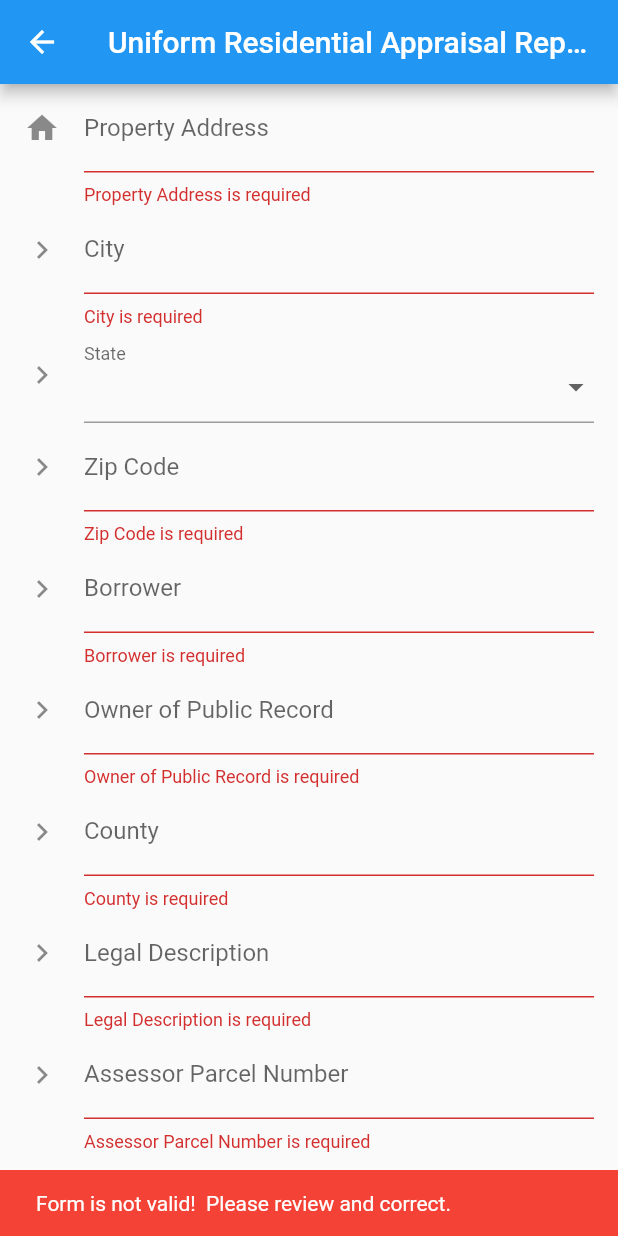
After one commit to adrianriveraz/Appraisal, a Flutter app: the ViewList screen opened by its route, after a tap on "Submit", on a phone screen of 412 x 824 dp. The commit adds this screen. Run offline on Flutter 3.47's test engine with Material 2 defaults, Android fonts, the phone set to English and light mode, and no system bars; our stand-ins replace firebase_auth, image_picker, video_player; accounts and stored records are empty.

Commit message:
Add routing for new listview page

```diff
--- a/appraisal_project/lib/routes.dart
+++ b/appraisal_project/lib/routes.dart
@@ -5,44 +5,48 @@ import 'package:appraisal_project/screens/home/home.dart';
 import 'package:appraisal_project/screens/login/login.dart';
 import 'package:appraisal_project/auth.dart';
 import 'package:appraisal_project/screens/captureMedia.dart';
+import 'package:appraisal_project/screens/viewList.dart';
 
 //generate routes for navagation
-class RouteGenerator{
-  static Route<dynamic> generateRoute(RouteSettings settings){
+class RouteGenerator {
+  static Route<dynamic> generateRoute(RouteSettings settings) {
     //get passed in arguments
     //final args = settings.arguments;
 
-    switch(settings.name){
+    switch (settings.name) {
       case '/': //login page
         return MaterialPageRoute(builder: (_) => RootPage(auth: new Auth()));
-        //return MaterialPageRoute(builder: (_) => RootPage(auth: ,));
+      //return MaterialPageRoute(builder: (_) => RootPage(auth: ,));
 
       case '/home': //home page
         return MaterialPageRoute(builder: (_) => Home());
 
       case '/appForm': //form page
-      //add type validation later
+        //add type validation later
         return MaterialPageRoute(builder: (_) => AppForm());
 
       case '/mediaCapture': //form page
         //add type validation later
         return MaterialPageRoute(builder: (_) => CaptureMedia());
 
+      case '/vieweditforms': //form page
+        //add type validation later
+        return MaterialPageRoute(builder: (_) => ViewList());
+
       default: //otherwise navigate to error page
         return _errorRoute();
-
     }
   }
 
   //define error page
-  static Route<dynamic> _errorRoute(){
-    return MaterialPageRoute(builder: (_){
+  static Route<dynamic> _errorRoute() {
+    return MaterialPageRoute(builder: (_) {
       return Scaffold(
         appBar: AppBar(
           title: Text('Error'),
-      ),
-      body: Center(
-        child: Text("ERROR"),
+        ),
+        body: Center(
+          child: Text("ERROR"),
         ),
       );
     });
--- /dev/null
+++ b/appraisal_project/lib/screens/home/widgets/golistforms_button.dart
@@ -0,0 +1,14 @@
+import 'package:flutter/material.dart';
+
+//create App Form button, when pressed goes to form page
+class GoAppFormButton extends StatelessWidget {
+  @override
+  Widget build(BuildContext context) {
+    return RaisedButton(
+      child: Text("View/Edit Appraisal Forms"),
+      onPressed: () {
+        Navigator.of(context).pushNamed('/vieweditforms');
+      },
+    );
+  }
+}
--- /dev/null
+++ b/appraisal_project/lib/screens/viewList.dart
@@ -0,0 +1,246 @@
+import 'package:flutter/material.dart';
+import 'package:appraisal_project/screens/form/formdef.dart';
+
+// List for dropdown menu field states
+List<String> _ustates = <String>[
+  'AL',
+  'AK',
+  'AZ',
+  'AR',
+  'CA',
+  'CO',
+  'CT',
+  'DE',
+  'FL',
+  'GA',
+  'HI',
+  'ID',
+  'IL',
+  'IN',
+  'IA',
+  'KS',
+  'KY',
+  'LA',
+  'ME',
+  'MD',
+  'MA',
+  'MI',
+  'MN',
+  'MS',
+  'MO',
+  'MT',
+  'NE',
+  'NV',
+  'NH',
+  'NJ',
+  'NM',
+  'NY',
+  'NC',
+  'ND',
+  'OH',
+  'OK',
+  'OR',
+  'PA',
+  'RI',
+  'SC',
+  'SD',
+  'TN',
+  'TX',
+  'UT',
+  'VT',
+  'VA',
+  'WA',
+  'WV',
+  'WI',
+  'WY'
+];
+String _ustate = null;
+
+//Form Object defined
+ApForm _newForm = new ApForm();
+
+//create form Widget
+class ViewList extends StatefulWidget {
+  @override
+  _AppFormState createState() => new _AppFormState();
+}
+
+//create State class to hold form data
+class _AppFormState extends State<ViewList> {
+  final GlobalKey<FormState> _formKey = new GlobalKey<FormState>();
+  final GlobalKey<ScaffoldState> _scaffoldKey = new GlobalKey<ScaffoldState>();
+
+  @override
+  // create form
+  Widget build(BuildContext context) {
+    return new Scaffold(
+        key: _scaffoldKey,
+        appBar: new AppBar(
+          title: Text('Uniform Residential Appraisal Report'),
+        ),
+        body: new SafeArea(
+          top: false,
+          bottom: false,
+          child: new Form(
+            key: _formKey,
+            autovalidate: true, //validate form as data is entered
+            child: new ListView(
+              padding: const EdgeInsets.symmetric(horizontal: 16.0),
+              children: <Widget>[
+                new TextFormField(
+                  decoration: const InputDecoration(
+                    icon: const Icon(Icons.home),
+                    labelText: 'Property Address',
+                  ),
+                  validator: (val) =>
+                      val.isEmpty ? 'Property Address is required' : null,
+                  onSaved: (val) => _newForm.paddress = val,
+                ),
+
+                new TextFormField(
+                  decoration: const InputDecoration(
+                    icon: const Icon(Icons.chevron_right),
+                    labelText: 'City',
+                  ),
+                  validator: (val) => val.isEmpty ? 'City is required' : null,
+                  onSaved: (val) => _newForm.city = val,
+                ),
+
+                new FormField<String>(
+                  builder: (FormFieldState<String> state) {
+                    return InputDecorator(
+                      decoration: InputDecoration(
+                        icon: const Icon(Icons.chevron_right),
+                        labelText: 'State',
+                        errorText: state.hasError ? state.errorText : null,
+                      ),
+                      isEmpty: _ustate == '',
+                      child: new DropdownButtonHideUnderline(
+                        child: new DropdownButton<String>(
+                          value: _ustate,
+                          isDense: true,
+                          onChanged: (String newValue) {
+                            setState(() {
+                              _newForm.state = newValue;
+                              _ustate = newValue;
+                              state.didChange(newValue);
+                            });
+                          },
+                          items: _ustates.map((String value) {
+                            return new DropdownMenuItem<String>(
+                              value: value,
+                              child: new Text(value),
+                            );
+                          }).toList(),
+                        ),
+                      ),
+                    );
+                  },
+                  validator: (val) {
+                    return val != '' ? null : 'Please select a State';
+                  },
+                  onSaved: (val) => _newForm.state = val,
+                ),
+
+                new TextFormField(
+                  decoration: const InputDecoration(
+                    icon: const Icon(Icons.chevron_right),
+                    labelText: 'Zip Code',
+                  ),
+                  validator: (val) =>
+                      val.isEmpty ? 'Zip Code is required' : null,
+                  onSaved: (val) => _newForm.zip = val,
+                ),
+
+                new TextFormField(
+                  decoration: const InputDecoration(
+                    icon: const Icon(Icons.chevron_right),
+                    labelText: 'Borrower',
+                  ),
+                  validator: (val) =>
+                      val.isEmpty ? 'Borrower is required' : null,
+                  onSaved: (val) => _newForm.borrower = val,
+                ),
+
+                new TextFormField(
+                  decoration: const InputDecoration(
+                    icon: const Icon(Icons.chevron_right),
+                    labelText: 'Owner of Public Record',
+                  ),
+                  validator: (val) =>
+                      val.isEmpty ? 'Owner of Public Record is required' : null,
+                  onSaved: (val) => _newForm.opubrec = val,
+                ),
+
+                new TextFormField(
+                  decoration: const InputDecoration(
+                    icon: const Icon(Icons.chevron_right),
+                    labelText: 'County',
+                  ),
+                  validator: (val) => val.isEmpty ? 'County is required' : null,
+                  onSaved: (val) => _newForm.county = val,
+                ),
+
+                new TextFormField(
+                  decoration: const InputDecoration(
+                    icon: const Icon(Icons.chevron_right),
+                    labelText: 'Legal Description',
+                  ),
+                  validator: (val) =>
+                      val.isEmpty ? 'Legal Description is required' : null,
+                  onSaved: (val) => _newForm.legaldes = val,
+                ),
+
+                new TextFormField(
+                  decoration: const InputDecoration(
+                    icon: const Icon(Icons.chevron_right),
+                    labelText: 'Assessor Parcel Number',
+                  ),
+                  validator: (val) =>
+                      val.isEmpty ? 'Assessor Parcel Number is required' : null,
+                  onSaved: (val) => _newForm.apnum = val,
+                ),
+
+                //submit button
+                new Container(
+                    padding: const EdgeInsets.only(left: 40.0, top: 20.0),
+                    child: new RaisedButton(
+                      child: const Text('Submit'),
+                      onPressed: _submitForm,
+                    )),
+              ],
+            ),
+          ),
+        ));
+  }
+
+//show message at bottom of screen if try to submit in invalid form
+  void showMessage(String message, [MaterialColor color = Colors.red]) {
+    _scaffoldKey.currentState.showSnackBar(
+        new SnackBar(backgroundColor: color, content: new Text(message)));
+  }
+
+//submit the form, for now just print the passed values
+  void _submitForm() {
+    final FormState form = _formKey.currentState;
+
+    if (!form.validate()) {
+      showMessage('Form is not valid!  Please review and correct.');
+    } else {
+      form.save(); //Invoke each onSaved event
+
+      print('Form is up to date...');
+      print('Property Address: ${_newForm.paddress}');
+      print('City: ${_newForm.city}');
+      print('State: ${_newForm.state}');
+      print('Zip Code: ${_newForm.zip}');
+      print('Borrower: ${_newForm.borrower}');
+      print('Owner of Public Record: ${_newForm.opubrec}');
+      print('County: ${_newForm.county}');
+      print('Legal Description: ${_newForm.legaldes}');
+      print('Assessor Parcel Number: ${_newForm.apnum}');
+      print('========================================');
+      print('TODO: Send data to the back end...');
+    }
+  }
+}
```
